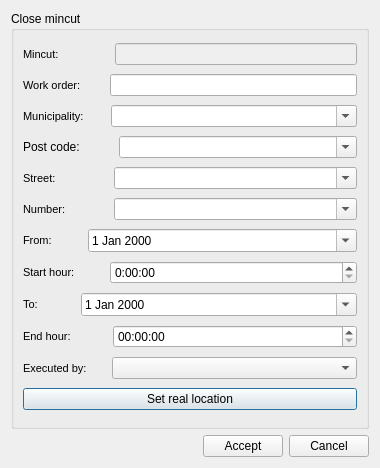
Before: the Qt Designer form ui/mincut_end.ui in Giswater/giswater_qgis_plugin, drawn with Qt 5.
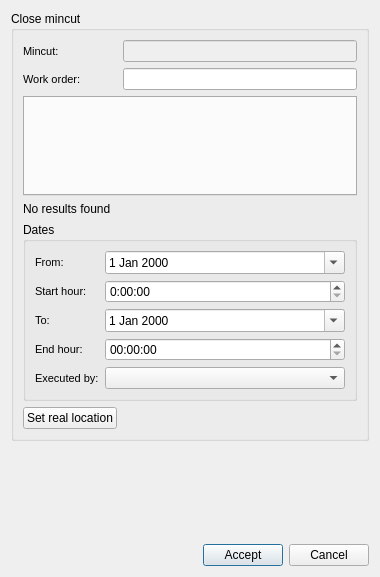
After: the same form once the commit is applied.

Commit message: Make address using api

```diff
--- a/ui/mincut_end.ui
+++ b/ui/mincut_end.ui
@@ -7,65 +7,75 @@
     <x>0</x>
     <y>0</y>
     <width>380</width>
-    <height>468</height>
+    <height>577</height>
    </rect>
   </property>
   <property name="windowTitle">
    <string>Mincut end</string>
   </property>
   <layout class="QGridLayout" name="gridLayout_3">
+   <item row="2" column="0">
+    <spacer name="horizontalSpacer">
+     <property name="orientation">
+      <enum>Qt::Horizontal</enum>
+     </property>
+     <property name="sizeHint" stdset="0">
+      <size>
+       <width>155</width>
+       <height>20</height>
+      </size>
+     </property>
+    </spacer>
+   </item>
+   <item row="2" column="1">
+    <widget class="QPushButton" name="btn_accept">
+     <property name="sizePolicy">
+      <sizepolicy hsizetype="Preferred" vsizetype="Fixed">
+       <horstretch>0</horstretch>
+       <verstretch>0</verstretch>
+      </sizepolicy>
+     </property>
+     <property name="text">
+      <string>Accept</string>
+     </property>
+    </widget>
+   </item>
+   <item row="2" column="2">
+    <widget class="QPushButton" name="btn_cancel">
+     <property name="sizePolicy">
+      <sizepolicy hsizetype="Preferred" vsizetype="Fixed">
+       <horstretch>0</horstretch>
+       <verstretch>0</verstretch>
+      </sizepolicy>
+     </property>
+     <property name="text">
+      <string>Cancel</string>
+     </property>
+    </widget>
+   </item>
    <item row="0" column="0" colspan="3">
     <widget class="QGroupBox" name="grb_close_mincut">
      <property name="title">
       <string>Close mincut</string>
      </property>
      <layout class="QGridLayout" name="gridLayout_2">
-      <item row="3" column="0">
-       <layout class="QHBoxLayout" name="horizontalLayout_4">
-        <item>
-         <widget class="QLabel" name="lbl_post_code">
-          <property name="text">
-           <string>Post code:</string>
-          </property>
-         </widget>
-        </item>
-        <item>
-         <spacer name="horizontalSpacer_5">
-          <property name="orientation">
-           <enum>Qt::Horizontal</enum>
-          </property>
-          <property name="sizeType">
-           <enum>QSizePolicy::Fixed</enum>
-          </property>
-          <property name="sizeHint" stdset="0">
-           <size>
-            <width>33</width>
-            <height>20</height>
-           </size>
-          </property>
-         </spacer>
-        </item>
-        <item>
-         <widget class="QComboBox" name="address_postal_code">
+      <item row="1" column="1">
+       <widget class="QLineEdit" name="work_order">
           <property name="enabled">
            <bool>true</bool>
           </property>
-          <property name="sizePolicy">
-           <sizepolicy hsizetype="Expanding" vsizetype="Fixed">
-            <horstretch>0</horstretch>
-            <verstretch>0</verstretch>
-           </sizepolicy>
-          </property>
-          <property name="editable">
-           <bool>true</bool>
-          </property>
-         </widget>
-        </item>
-       </layout>
+        <property name="styleSheet">
+         <string notr="true"/>
+        </property>
+        <property name="text">
+         <string/>
+        </property>
+        <property name="alignment">
+         <set>Qt::AlignLeading|Qt::AlignLeft|Qt::AlignVCenter</set>
+        </property>
+       </widget>
       </item>
       <item row="0" column="0">
-       <layout class="QHBoxLayout" name="horizontalLayout">
-        <item>
          <widget class="QLabel" name="lbl_mincut">
           <property name="font">
            <font>
@@ -95,23 +105,7 @@
           </property>
          </widget>
         </item>
-        <item>
-         <spacer name="horizontalSpacer_2">
-          <property name="orientation">
-           <enum>Qt::Horizontal</enum>
-          </property>
-          <property name="sizeType">
-           <enum>QSizePolicy::Fixed</enum>
-          </property>
-          <property name="sizeHint" stdset="0">
-           <size>
-            <width>50</width>
-            <height>20</height>
-           </size>
-          </property>
-         </spacer>
-        </item>
-        <item>
+      <item row="0" column="1">
          <widget class="QLineEdit" name="mincut">
           <property name="enabled">
            <bool>false</bool>
@@ -132,78 +126,14 @@
           </property>
          </widget>
         </item>
-       </layout>
-      </item>
-      <item row="1" column="0">
-       <layout class="QHBoxLayout" name="horizontalLayout_2">
-        <item>
-         <widget class="QLabel" name="lbl_work_order">
-          <property name="font">
-           <font>
-            <pointsize>8</pointsize>
-           </font>
-          </property>
-          <property name="frameShape">
-           <enum>QFrame::NoFrame</enum>
-          </property>
-          <property name="frameShadow">
-           <enum>QFrame::Plain</enum>
-          </property>
-          <property name="text">
-           <string>Work order:</string>
-          </property>
-          <property name="textFormat">
-           <enum>Qt::AutoText</enum>
-          </property>
-          <property name="scaledContents">
-           <bool>false</bool>
-          </property>
-          <property name="alignment">
-           <set>Qt::AlignLeading|Qt::AlignLeft|Qt::AlignVCenter</set>
-          </property>
-          <property name="margin">
-           <number>3</number>
-          </property>
-         </widget>
-        </item>
-        <item>
-         <spacer name="horizontalSpacer_3">
-          <property name="orientation">
-           <enum>Qt::Horizontal</enum>
-          </property>
-          <property name="sizeType">
-           <enum>QSizePolicy::Fixed</enum>
-          </property>
-          <property name="sizeHint" stdset="0">
-           <size>
-            <width>23</width>
-            <height>20</height>
-           </size>
-          </property>
-         </spacer>
-        </item>
-        <item>
-         <widget class="QLineEdit" name="work_order">
-          <property name="enabled">
-           <bool>true</bool>
-          </property>
-          <property name="styleSheet">
-           <string notr="true"/>
-          </property>
-          <property name="text">
-           <string/>
-          </property>
-          <property name="alignment">
-           <set>Qt::AlignLeading|Qt::AlignLeft|Qt::AlignVCenter</set>
-          </property>
-         </widget>
-        </item>
-       </layout>
-      </item>
-      <item row="7" column="0">
-       <layout class="QHBoxLayout" name="horizontalLayout_8">
-        <item>
-         <widget class="QLabel" name="lbl_start_hour">
+      <item row="4" column="0" colspan="2">
+       <widget class="QGroupBox" name="groupBox">
+        <property name="title">
+         <string>Dates</string>
+        </property>
+        <layout class="QGridLayout" name="gridLayout">
+         <item row="0" column="0">
+          <widget class="QLabel" name="lbl_start_date">
           <property name="font">
            <font>
             <pointsize>8</pointsize>
@@ -216,7 +146,7 @@
            <enum>QFrame::Plain</enum>
           </property>
           <property name="text">
-           <string>Start hour:</string>
+            <string>From:</string>
           </property>
           <property name="textFormat">
            <enum>Qt::AutoText</enum>
@@ -232,23 +162,7 @@
           </property>
          </widget>
         </item>
-        <item>
-         <spacer name="horizontalSpacer_9">
-          <property name="orientation">
-           <enum>Qt::Horizontal</enum>
-          </property>
-          <property name="sizeType">
-           <enum>QSizePolicy::Fixed</enum>
-          </property>
-          <property name="sizeHint" stdset="0">
-           <size>
-            <width>29</width>
-            <height>20</height>
-           </size>
-          </property>
-         </spacer>
-        </item>
-        <item>
+         <item row="1" column="1">
          <widget class="QTimeEdit" name="cbx_hours_start_fin">
           <property name="enabled">
            <bool>true</bool>
@@ -285,12 +199,8 @@
           </property>
          </widget>
         </item>
-       </layout>
-      </item>
-      <item row="2" column="0">
-       <layout class="QHBoxLayout" name="horizontalLayout_3">
-        <item>
-         <widget class="QLabel" name="lbl_municipality">
+         <item row="1" column="0">
+          <widget class="QLabel" name="lbl_start_hour">
           <property name="font">
            <font>
             <pointsize>8</pointsize>
@@ -303,7 +213,7 @@
            <enum>QFrame::Plain</enum>
           </property>
           <property name="text">
-           <string>Municipality:</string>
+            <string>Start hour:</string>
           </property>
           <property name="textFormat">
            <enum>Qt::AutoText</enum>
@@ -319,221 +229,7 @@
           </property>
          </widget>
         </item>
-        <item>
-         <spacer name="horizontalSpacer_4">
-          <property name="orientation">
-           <enum>Qt::Horizontal</enum>
-          </property>
-          <property name="sizeType">
-           <enum>QSizePolicy::Fixed</enum>
-          </property>
-          <property name="sizeHint" stdset="0">
-           <size>
-            <width>21</width>
-            <height>20</height>
-           </size>
-          </property>
-         </spacer>
-        </item>
-        <item>
-         <widget class="QComboBox" name="address_exploitation">
-          <property name="enabled">
-           <bool>true</bool>
-          </property>
-          <property name="sizePolicy">
-           <sizepolicy hsizetype="Expanding" vsizetype="Fixed">
-            <horstretch>0</horstretch>
-            <verstretch>0</verstretch>
-           </sizepolicy>
-          </property>
-          <property name="editable">
-           <bool>true</bool>
-          </property>
-         </widget>
-        </item>
-       </layout>
-      </item>
-      <item row="4" column="0">
-       <layout class="QHBoxLayout" name="horizontalLayout_5">
-        <item>
-         <widget class="QLabel" name="lbl_street">
-          <property name="font">
-           <font>
-            <pointsize>8</pointsize>
-           </font>
-          </property>
-          <property name="frameShape">
-           <enum>QFrame::NoFrame</enum>
-          </property>
-          <property name="frameShadow">
-           <enum>QFrame::Plain</enum>
-          </property>
-          <property name="text">
-           <string>Street:</string>
-          </property>
-          <property name="textFormat">
-           <enum>Qt::AutoText</enum>
-          </property>
-          <property name="scaledContents">
-           <bool>false</bool>
-          </property>
-          <property name="alignment">
-           <set>Qt::AlignLeading|Qt::AlignLeft|Qt::AlignVCenter</set>
-          </property>
-          <property name="margin">
-           <number>3</number>
-          </property>
-         </widget>
-        </item>
-        <item>
-         <spacer name="horizontalSpacer_6">
-          <property name="orientation">
-           <enum>Qt::Horizontal</enum>
-          </property>
-          <property name="sizeType">
-           <enum>QSizePolicy::Fixed</enum>
-          </property>
-          <property name="sizeHint" stdset="0">
-           <size>
-            <width>52</width>
-            <height>20</height>
-           </size>
-          </property>
-         </spacer>
-        </item>
-        <item>
-         <widget class="QComboBox" name="address_street">
-          <property name="enabled">
-           <bool>true</bool>
-          </property>
-          <property name="sizePolicy">
-           <sizepolicy hsizetype="Expanding" vsizetype="Fixed">
-            <horstretch>0</horstretch>
-            <verstretch>0</verstretch>
-           </sizepolicy>
-          </property>
-          <property name="editable">
-           <bool>true</bool>
-          </property>
-         </widget>
-        </item>
-       </layout>
-      </item>
-      <item row="5" column="0">
-       <layout class="QHBoxLayout" name="horizontalLayout_6">
-        <item>
-         <widget class="QLabel" name="lbl_number">
-          <property name="font">
-           <font>
-            <pointsize>8</pointsize>
-           </font>
-          </property>
-          <property name="frameShape">
-           <enum>QFrame::NoFrame</enum>
-          </property>
-          <property name="frameShadow">
-           <enum>QFrame::Plain</enum>
-          </property>
-          <property name="text">
-           <string>Number:</string>
-          </property>
-          <property name="textFormat">
-           <enum>Qt::AutoText</enum>
-          </property>
-          <property name="scaledContents">
-           <bool>false</bool>
-          </property>
-          <property name="alignment">
-           <set>Qt::AlignLeading|Qt::AlignLeft|Qt::AlignVCenter</set>
-          </property>
-          <property name="margin">
-           <number>3</number>
-          </property>
-         </widget>
-        </item>
-        <item>
-         <spacer name="horizontalSpacer_7">
-          <property name="orientation">
-           <enum>Qt::Horizontal</enum>
-          </property>
-          <property name="sizeType">
-           <enum>QSizePolicy::Fixed</enum>
-          </property>
-          <property name="sizeHint" stdset="0">
-           <size>
-            <width>42</width>
-            <height>20</height>
-           </size>
-          </property>
-         </spacer>
-        </item>
-        <item>
-         <widget class="QComboBox" name="address_number">
-          <property name="enabled">
-           <bool>true</bool>
-          </property>
-          <property name="sizePolicy">
-           <sizepolicy hsizetype="Expanding" vsizetype="Fixed">
-            <horstretch>0</horstretch>
-            <verstretch>0</verstretch>
-           </sizepolicy>
-          </property>
-          <property name="editable">
-           <bool>true</bool>
-          </property>
-         </widget>
-        </item>
-       </layout>
-      </item>
-      <item row="6" column="0">
-       <layout class="QHBoxLayout" name="horizontalLayout_7">
-        <item>
-         <widget class="QLabel" name="lbl_start_date">
-          <property name="font">
-           <font>
-            <pointsize>8</pointsize>
-           </font>
-          </property>
-          <property name="frameShape">
-           <enum>QFrame::NoFrame</enum>
-          </property>
-          <property name="frameShadow">
-           <enum>QFrame::Plain</enum>
-          </property>
-          <property name="text">
-           <string>From:</string>
-          </property>
-          <property name="textFormat">
-           <enum>Qt::AutoText</enum>
-          </property>
-          <property name="scaledContents">
-           <bool>false</bool>
-          </property>
-          <property name="alignment">
-           <set>Qt::AlignLeading|Qt::AlignLeft|Qt::AlignVCenter</set>
-          </property>
-          <property name="margin">
-           <number>3</number>
-          </property>
-         </widget>
-        </item>
-        <item>
-         <spacer name="horizontalSpacer_8">
-          <property name="orientation">
-           <enum>Qt::Horizontal</enum>
-          </property>
-          <property name="sizeType">
-           <enum>QSizePolicy::Fixed</enum>
-          </property>
-          <property name="sizeHint" stdset="0">
-           <size>
-            <width>30</width>
-            <height>20</height>
-           </size>
-          </property>
-         </spacer>
-        </item>
-        <item>
+         <item row="0" column="1">
          <widget class="QDateEdit" name="cbx_date_start_fin">
           <property name="enabled">
            <bool>true</bool>
@@ -552,11 +248,7 @@
           </property>
          </widget>
         </item>
-       </layout>
-      </item>
-      <item row="8" column="0">
-       <layout class="QHBoxLayout" name="horizontalLayout_9">
-        <item>
+         <item row="2" column="0">
          <widget class="QLabel" name="lbl_end_date">
           <property name="font">
            <font>
@@ -586,43 +278,7 @@
           </property>
          </widget>
         </item>
-        <item>
-         <spacer name="horizontalSpacer_10">
-          <property name="orientation">
-           <enum>Qt::Horizontal</enum>
-          </property>
-          <property name="sizeType">
-           <enum>QSizePolicy::Fixed</enum>
-          </property>
-          <property name="sizeHint" stdset="0">
-           <size>
-            <width>37</width>
-            <height>20</height>
-           </size>
-          </property>
-         </spacer>
-        </item>
-        <item>
-         <widget class="QDateEdit" name="cbx_date_end_fin">
-          <property name="sizePolicy">
-           <sizepolicy hsizetype="Expanding" vsizetype="Fixed">
-            <horstretch>0</horstretch>
-            <verstretch>0</verstretch>
-           </sizepolicy>
-          </property>
-          <property name="styleSheet">
-           <string notr="true"/>
-          </property>
-          <property name="calendarPopup">
-           <bool>true</bool>
-          </property>
-         </widget>
-        </item>
-       </layout>
-      </item>
-      <item row="9" column="0">
-       <layout class="QHBoxLayout" name="horizontalLayout_10">
-        <item>
+         <item row="3" column="0">
          <widget class="QLabel" name="lbl_end_hour">
           <property name="font">
            <font>
@@ -652,23 +308,23 @@
           </property>
          </widget>
         </item>
-        <item>
-         <spacer name="horizontalSpacer_11">
-          <property name="orientation">
-           <enum>Qt::Horizontal</enum>
-          </property>
-          <property name="sizeType">
-           <enum>QSizePolicy::Fixed</enum>
-          </property>
-          <property name="sizeHint" stdset="0">
-           <size>
-            <width>36</width>
-            <height>20</height>
-           </size>
-          </property>
-         </spacer>
-        </item>
-        <item>
+         <item row="2" column="1">
+          <widget class="QDateEdit" name="cbx_date_end_fin">
+           <property name="sizePolicy">
+            <sizepolicy hsizetype="Expanding" vsizetype="Fixed">
+             <horstretch>0</horstretch>
+             <verstretch>0</verstretch>
+            </sizepolicy>
+           </property>
+           <property name="styleSheet">
+            <string notr="true"/>
+           </property>
+           <property name="calendarPopup">
+            <bool>true</bool>
+           </property>
+          </widget>
+         </item>
+         <item row="3" column="1">
          <widget class="QTimeEdit" name="cbx_hours_end_fin">
           <property name="sizePolicy">
            <sizepolicy hsizetype="Expanding" vsizetype="Fixed">
@@ -684,22 +340,7 @@
           </property>
          </widget>
         </item>
-       </layout>
-      </item>
-      <item row="12" column="0">
-       <layout class="QHBoxLayout" name="horizontalLayout_12">
-        <item>
-         <widget class="QPushButton" name="btn_set_real_location">
-          <property name="text">
-           <string>Set real location</string>
-          </property>
-         </widget>
-        </item>
-       </layout>
-      </item>
-      <item row="11" column="0">
-       <layout class="QHBoxLayout" name="horizontalLayout_11">
-        <item>
+         <item row="4" column="0">
          <widget class="QLabel" name="lbl_executed">
           <property name="font">
            <font>
@@ -729,23 +370,7 @@
           </property>
          </widget>
         </item>
-        <item>
-         <spacer name="horizontalSpacer_12">
-          <property name="orientation">
-           <enum>Qt::Horizontal</enum>
-          </property>
-          <property name="sizeType">
-           <enum>QSizePolicy::Fixed</enum>
-          </property>
-          <property name="sizeHint" stdset="0">
-           <size>
-            <width>19</width>
-            <height>20</height>
-           </size>
-          </property>
-         </spacer>
-        </item>
-        <item>
+         <item row="4" column="1">
          <widget class="QComboBox" name="exec_user">
           <property name="sizePolicy">
            <sizepolicy hsizetype="Expanding" vsizetype="Fixed">
@@ -756,49 +381,87 @@
          </widget>
         </item>
        </layout>
+       </widget>
       </item>
-     </layout>
+      <item row="3" column="0" colspan="2">
+       <widget class="QLabel" name="lbl_msg">
+        <property name="text">
+         <string>No results found</string>
+        </property>
     </widget>
    </item>
    <item row="1" column="0">
-    <spacer name="horizontalSpacer">
+       <widget class="QLabel" name="lbl_work_order">
+        <property name="font">
+         <font>
+          <pointsize>8</pointsize>
+         </font>
+        </property>
+        <property name="frameShape">
+         <enum>QFrame::NoFrame</enum>
+        </property>
+        <property name="frameShadow">
+         <enum>QFrame::Plain</enum>
+        </property>
+        <property name="text">
+         <string>Work order:</string>
+        </property>
+        <property name="textFormat">
+         <enum>Qt::AutoText</enum>
+        </property>
+        <property name="scaledContents">
+         <bool>false</bool>
+        </property>
+        <property name="alignment">
+         <set>Qt::AlignLeading|Qt::AlignLeft|Qt::AlignVCenter</set>
+        </property>
+        <property name="margin">
+         <number>3</number>
+        </property>
+       </widget>
+      </item>
+      <item row="11" column="0">
+       <widget class="QPushButton" name="btn_set_real_location">
+        <property name="text">
+         <string>Set real location</string>
+        </property>
+       </widget>
+      </item>
+      <item row="2" column="0" colspan="2">
+       <widget class="QTabWidget" name="main_tab">
+        <property name="sizePolicy">
+         <sizepolicy hsizetype="Expanding" vsizetype="MinimumExpanding">
+          <horstretch>0</horstretch>
+          <verstretch>0</verstretch>
+         </sizepolicy>
+        </property>
+        <property name="minimumSize">
+         <size>
+          <width>0</width>
+          <height>100</height>
+         </size>
+        </property>
+        <property name="currentIndex">
+         <number>-1</number>
+        </property>
+       </widget>
+      </item>
+     </layout>
+    </widget>
+   </item>
+   <item row="1" column="0" colspan="2">
+    <spacer name="verticalSpacer">
      <property name="orientation">
-      <enum>Qt::Horizontal</enum>
+      <enum>Qt::Vertical</enum>
      </property>
      <property name="sizeHint" stdset="0">
       <size>
-       <width>155</width>
-       <height>20</height>
+       <width>20</width>
+       <height>40</height>
       </size>
      </property>
     </spacer>
    </item>
-   <item row="1" column="1">
-    <widget class="QPushButton" name="btn_accept">
-     <property name="sizePolicy">
-      <sizepolicy hsizetype="Preferred" vsizetype="Fixed">
-       <horstretch>0</horstretch>
-       <verstretch>0</verstretch>
-      </sizepolicy>
-     </property>
-     <property name="text">
-      <string>Accept</string>
-     </property>
-    </widget>
-   </item>
-   <item row="1" column="2">
-    <widget class="QPushButton" name="btn_cancel">
-     <property name="sizePolicy">
-      <sizepolicy hsizetype="Preferred" vsizetype="Fixed">
-       <horstretch>0</horstretch>
-       <verstretch>0</verstretch>
-      </sizepolicy>
-     </property>
-     <property name="text">
-      <string>Cancel</string>
-     </property>
-    </widget>
-   </item>
   </layout>
  </widget>
  <tabstops>
```
Lines whose indentation alone changed are shown as unchanged. The commit also changes 5 other files.
